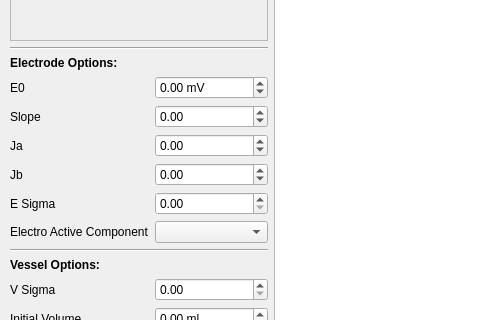
The window that src/main/python/pyes/ui/widgets/PyES_inputTitrationOpt.ui (PyES-software/PyES) describes before a commit, drawn with Qt 5; both pictures show x 0 to 480 and y 134 to 454 of the 1068 by 628 pixel window.
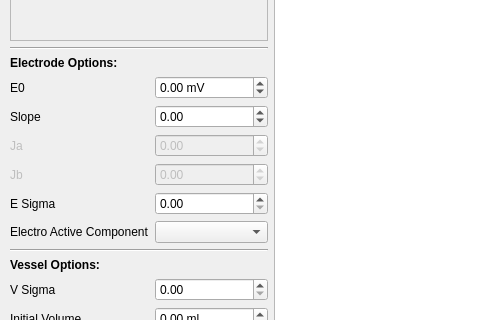
The same window after the commit. Icons and pictures are not drawn. Custom widgets are drawn as their Qt base class.

Commit message: [fix] Disable unused fields

Diff of the .ui file:
```diff
--- a/src/main/python/pyes/ui/widgets/PyES_inputTitrationOpt.ui
+++ b/src/main/python/pyes/ui/widgets/PyES_inputTitrationOpt.ui
@@ -169,6 +169,9 @@
      </item>
      <item row="9" column="0">
       <widget class="QLabel" name="jaLabel">
+       <property name="enabled">
+        <bool>false</bool>
+       </property>
        <property name="text">
         <string>Ja</string>
        </property>
@@ -176,6 +179,9 @@
      </item>
      <item row="9" column="1">
       <widget class="CustomSpinBox" name="ja">
+       <property name="enabled">
+        <bool>false</bool>
+       </property>
        <property name="minimum">
         <double>-10000.000000000000000</double>
        </property>
@@ -186,6 +192,9 @@
      </item>
      <item row="10" column="0">
       <widget class="QLabel" name="jbLabel">
+       <property name="enabled">
+        <bool>false</bool>
+       </property>
        <property name="text">
         <string>Jb</string>
        </property>
@@ -193,6 +202,9 @@
      </item>
      <item row="10" column="1">
       <widget class="CustomSpinBox" name="jb">
+       <property name="enabled">
+        <bool>false</bool>
+       </property>
        <property name="minimum">
         <double>-10000.000000000000000</double>
        </property>
```
The commit also changes 1 other file.
